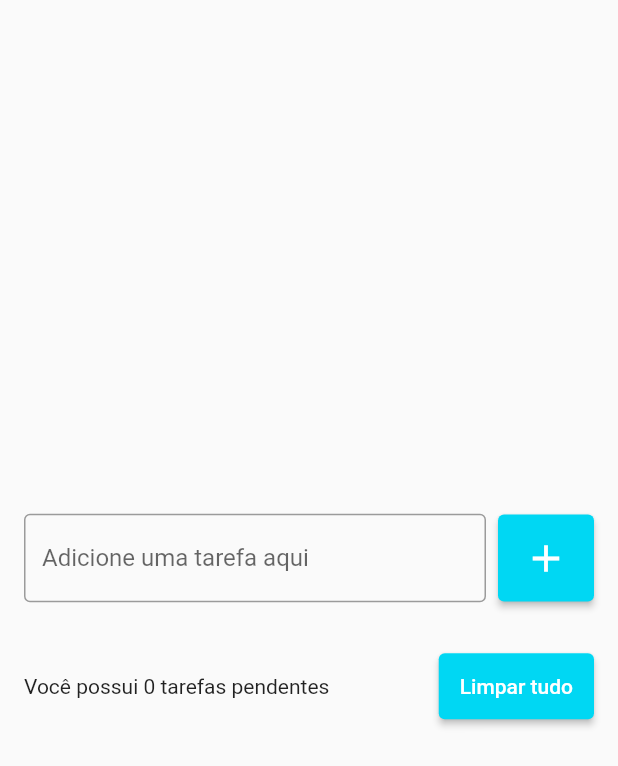
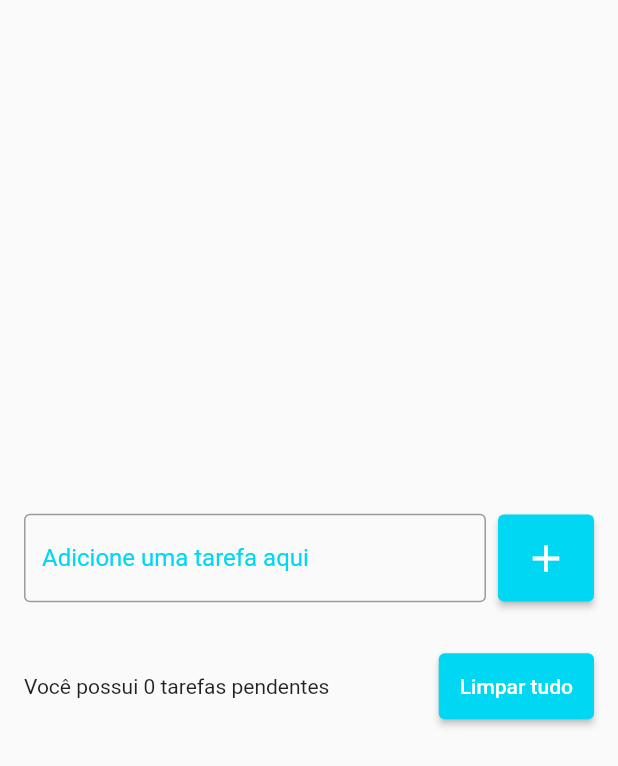
Before and after one commit to EwertonDutra/Flutter_Lista_de_Tarefas, a Flutter app: the screen it shows after launch, on a phone screen of 412 x 824 dp. Shown: the top 766 px of the screen. Run offline on Flutter 3.47's test engine with Material 2 defaults, Android fonts, the phone set to English and light mode, and no system bars; our stand-ins replace flutter_slidable, shared_preferences.

Commit message:
Ajustes visuais

```diff
--- a/lib/pages/todo_list_page.dart
+++ b/lib/pages/todo_list_page.dart
@@ -18,6 +18,7 @@ class _TodoListPageState extends State<TodoListPage> {
   List<Todo> tarefas = [];
   Todo? deletedTarefa;
   int? deletedTarefaPos;
+  String? errorText;
 
   @override
   void initState() {
@@ -44,10 +45,21 @@ class _TodoListPageState extends State<TodoListPage> {
                     Expanded(
                       child: TextField(
                         controller: todoController,
-                        decoration: const InputDecoration(
-                            border: OutlineInputBorder(),
-                            labelText: 'Adicione uma tarefa aqui',
-                            hintText: 'Ex.: Estudar Flutter'),
+                        decoration: InputDecoration(
+                          border: const OutlineInputBorder(),
+                          labelText: 'Adicione uma tarefa aqui',
+                          hintText: 'Ex.: Estudar Flutter',
+                          errorText: errorText,
+                          focusedBorder: const OutlineInputBorder(
+                            borderSide: BorderSide(
+                              color: Color(0xff00d7f3),
+                              width: 3,
+                            ),
+                          ),
+                          labelStyle: const TextStyle(
+                            color: Color(0xff00d7f3),
+                          ),
+                        ),
                       ),
                     ),
                     const SizedBox(
@@ -56,12 +68,21 @@ class _TodoListPageState extends State<TodoListPage> {
                     ElevatedButton(
                       onPressed: () {
                         String text = todoController.text;
+
+                        if (text.isEmpty) {
+                          setState(() {
+                            errorText = 'O título não pode ser vazio!';
+                          });
+                          return;
+                        }
+
                         setState(() {
                           Todo newTodo = Todo(
                             title: text,
                             date: DateTime.now(),
                           );
                           tarefas.add(newTodo);
+                          errorText = null;
                         });
                         todoController.clear();
                         todoRepository.saveTodoList(tarefas);
```
